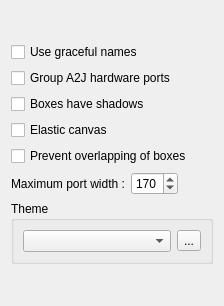
Houston4444/RaySession, file resources/ui/canvas_options.ui: the form before one commit.
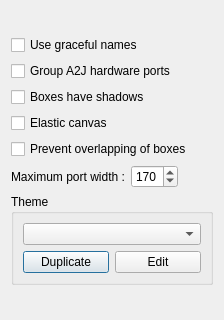
The form after the commit. Icons and pictures are not drawn.

Commit message: add possibility to copy current theme via canvas options dialog

The edit to the form file:
```diff
--- a/resources/ui/canvas_options.ui
+++ b/resources/ui/canvas_options.ui
@@ -7,7 +7,7 @@
     <x>0</x>
     <y>0</y>
     <width>224</width>
-    <height>306</height>
+    <height>320</height>
    </rect>
   </property>
   <property name="windowTitle">
@@ -124,22 +124,37 @@
        <property name="title">
         <string>Theme</string>
        </property>
-       <layout class="QHBoxLayout" name="horizontalLayout_3">
+       <layout class="QVBoxLayout" name="verticalLayout_3">
         <item>
          <widget class="QComboBox" name="comboBoxTheme"/>
         </item>
         <item>
-         <widget class="QToolButton" name="toolButtonEditTheme">
+         <layout class="QHBoxLayout" name="horizontalLayout">
+          <item>
+           <widget class="QPushButton" name="pushButtonDuplicateTheme">
+            <property name="text">
+             <string>Duplicate</string>
+            </property>
+            <property name="icon">
+             <iconset theme="edit-duplicate"/>
+            </property>
+           </widget>
+          </item>
+          <item>
+           <widget class="QPushButton" name="pushButtonEditTheme">
           <property name="toolTip">
            <string>Edit the theme configuration file in a the text editor.</string>
           </property>
           <property name="text">
-           <string>...</string>
+             <string>Edit</string>
           </property>
           <property name="icon">
-           <iconset theme="document-edit"/>
-          </property>
-         </widget>
+             <iconset theme="document-edit">
+              <normaloff>.</normaloff>.</iconset>
+            </property>
+           </widget>
+          </item>
+         </layout>
         </item>
        </layout>
       </widget>
```
Lines whose indentation alone changed are shown as unchanged. The commit also changes 9 other files.
